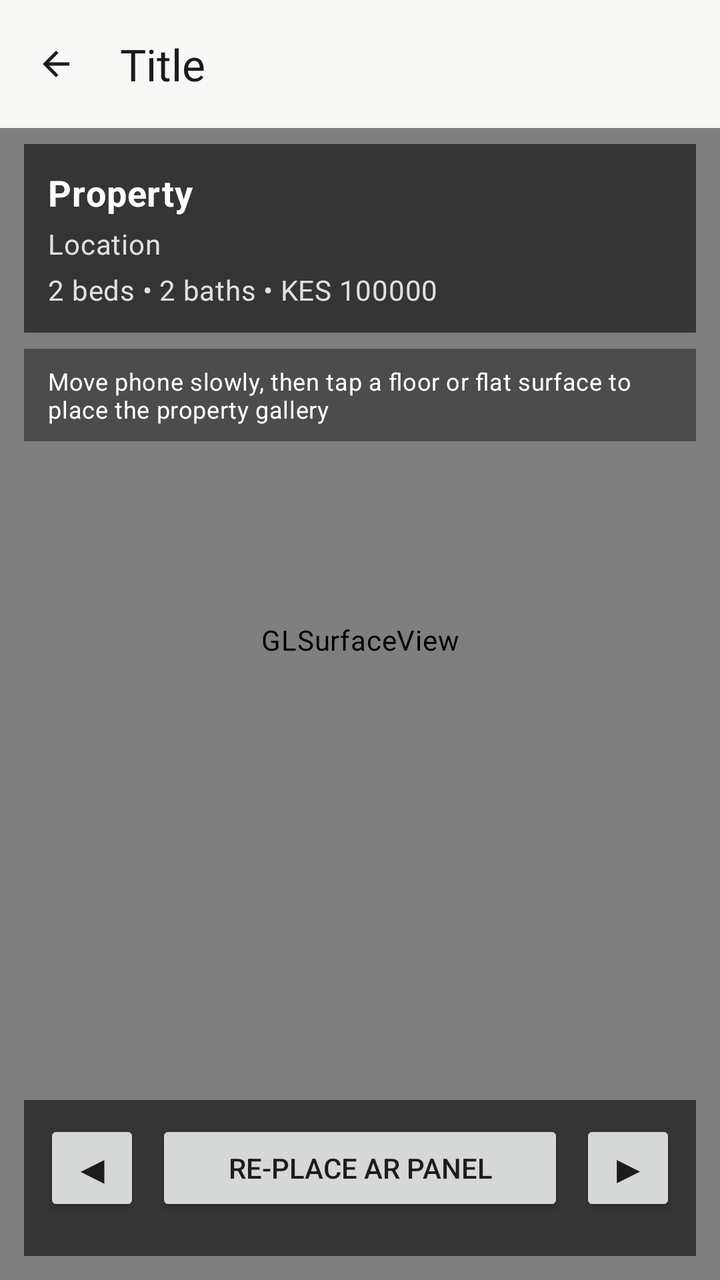
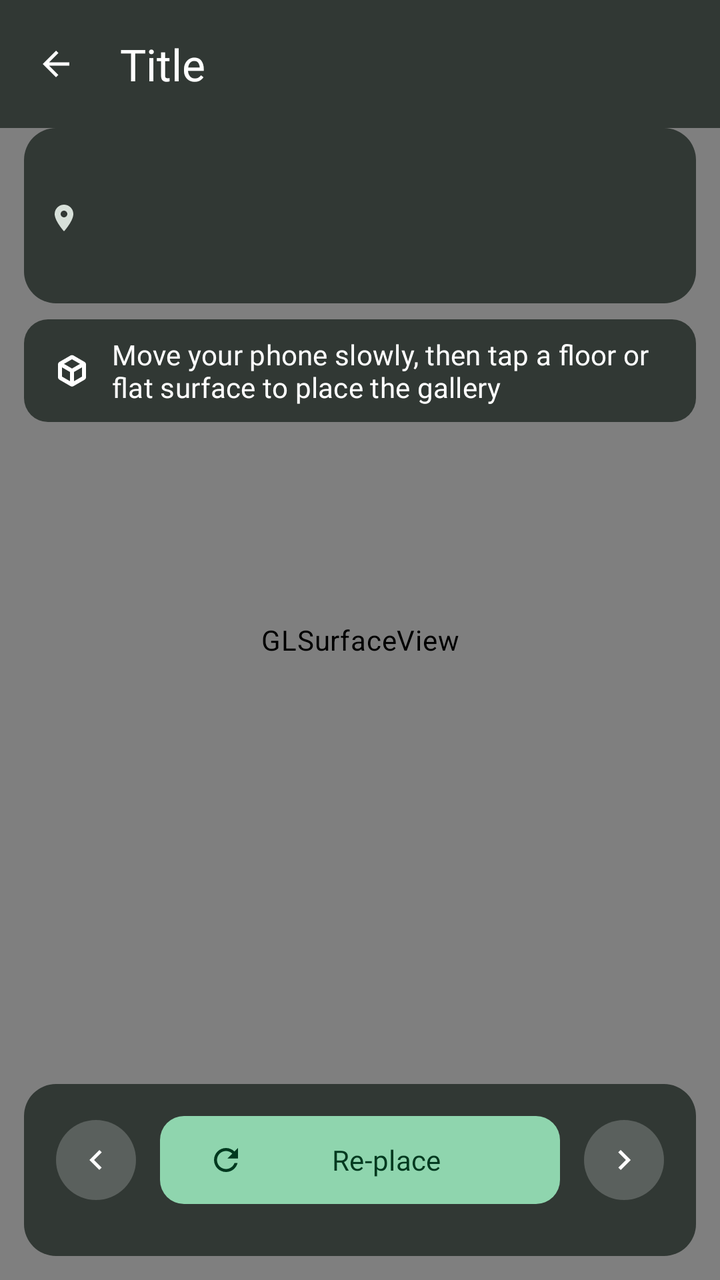

Before-and-after screenshots of an Android layout around one commit, followed by the original layout XML and the change that was made.
<!-- AndroidManifest.xml: application theme Theme.KodiWise -->
<!-- res/layout/activity_ar_view.xml -->
<?xml version="1.0" encoding="utf-8"?>
<FrameLayout xmlns:android="http://schemas.android.com/apk/res/android"
    android:id="@+id/arRoot"
    android:layout_width="match_parent"
    android:layout_height="match_parent"
    android:background="#000000">

    <android.opengl.GLSurfaceView
        android:id="@+id/glSurfaceView"
        android:layout_width="match_parent"
        android:layout_height="match_parent" />

    <LinearLayout
        android:layout_width="match_parent"
        android:layout_height="match_parent"
        android:orientation="vertical">

        <include layout="@layout/include_back_header" />

        <LinearLayout
            android:id="@+id/topInfoBar"
            android:layout_width="match_parent"
            android:layout_height="wrap_content"
            android:layout_marginStart="12dp"
            android:layout_marginTop="8dp"
            android:layout_marginEnd="12dp"
            android:background="#AA111111"
            android:orientation="vertical"
            android:padding="12dp">

            <TextView
                android:id="@+id/tvArTitle"
                android:layout_width="wrap_content"
                android:layout_height="wrap_content"
                android:text="Property"
                android:textColor="#FFFFFF"
                android:textSize="18sp"
                android:textStyle="bold" />

            <TextView
                android:id="@+id/tvArLocation"
                android:layout_width="wrap_content"
                android:layout_height="wrap_content"
                android:layout_marginTop="4dp"
                android:text="Location"
                android:textColor="#E0E0E0"
                android:textSize="14sp" />

            <TextView
                android:id="@+id/tvArMeta"
                android:layout_width="wrap_content"
                android:layout_height="wrap_content"
                android:layout_marginTop="4dp"
                android:text="2 beds • 2 baths • KES 100000"
                android:textColor="#E0E0E0"
                android:textSize="14sp" />
        </LinearLayout>

        <TextView
            android:id="@+id/tvArHint"
            android:layout_width="wrap_content"
            android:layout_height="wrap_content"
            android:layout_marginStart="12dp"
            android:layout_marginTop="8dp"
            android:layout_marginEnd="12dp"
            android:background="#66000000"
            android:paddingHorizontal="12dp"
            android:paddingVertical="8dp"
            android:text="Move phone slowly, then tap a floor or flat surface to place the property gallery"
            android:textColor="#FFFFFF"
            android:textSize="12sp" />
    </LinearLayout>

    <FrameLayout
        android:id="@+id/cardAnchor"
        android:layout_width="360dp"
        android:layout_height="270dp"
        android:layout_gravity="center"
        android:background="#F7FFFFFF"
        android:elevation="12dp"
        android:visibility="gone">

        <ImageView
            android:id="@+id/ivArPhoto"
            android:layout_width="match_parent"
            android:layout_height="match_parent"
            android:adjustViewBounds="false"
            android:background="#FFFFFF"
            android:contentDescription="AR property image"
            android:scaleType="centerCrop" />

        <Button
            android:id="@+id/btnFullscreen"
            android:layout_width="110dp"
            android:layout_height="40dp"
            android:layout_gravity="top|end"
            android:layout_margin="8dp"
            android:text="Fullscreen" />
    </FrameLayout>

    <LinearLayout
        android:id="@+id/bottomControls"
        android:layout_width="match_parent"
        android:layout_height="wrap_content"
        android:layout_gravity="bottom"
        android:layout_margin="12dp"
        android:background="#AA111111"
        android:orientation="vertical"
        android:padding="10dp">

        <LinearLayout
            android:layout_width="match_parent"
            android:layout_height="wrap_content"
            android:gravity="center_vertical"
            android:orientation="horizontal">

            <Button
                android:id="@+id/btnPrev"
                android:layout_width="48dp"
                android:layout_height="48dp"
                android:text="◀"
                android:textSize="20sp" />

            <Button
                android:id="@+id/btnResetAnchor"
                android:layout_width="0dp"
                android:layout_height="48dp"
                android:layout_marginStart="8dp"
                android:layout_marginEnd="8dp"
                android:layout_weight="1"
                android:text="Re-place AR panel" />

            <Button
                android:id="@+id/btnNext"
                android:layout_width="48dp"
                android:layout_height="48dp"
                android:text="▶"
                android:textSize="20sp" />
        </LinearLayout>

        <HorizontalScrollView
            android:id="@+id/thumbnailScroll"
            android:layout_width="match_parent"
            android:layout_height="wrap_content"
            android:layout_marginTop="10dp"
            android:scrollbars="none">

            <LinearLayout
                android:id="@+id/thumbnailStrip"
                android:layout_width="wrap_content"
                android:layout_height="wrap_content"
                android:orientation="horizontal" />
        </HorizontalScrollView>
    </LinearLayout>

</FrameLayout>
<!-- res/layout/include_back_header.xml (included above) -->
<?xml version="1.0" encoding="utf-8"?>
<LinearLayout xmlns:android="http://schemas.android.com/apk/res/android"
    xmlns:app="http://schemas.android.com/apk/res-auto"
    android:id="@+id/backHeaderRoot"
    android:layout_width="match_parent"
    android:layout_height="wrap_content"
    android:background="?android:attr/colorBackground"
    android:gravity="center_vertical"
    android:minHeight="64dp"
    android:orientation="horizontal"
    android:paddingStart="4dp"
    android:paddingEnd="16dp">

    <com.google.android.material.button.MaterialButton
        android:id="@+id/btnBackHeader"
        style="@style/Widget.Material3.Button.IconButton"
        android:layout_width="48dp"
        android:layout_height="48dp"
        android:contentDescription="@string/back"
        app:icon="@drawable/ic_arrow_back"
        app:iconTint="?attr/colorOnSurface" />

    <TextView
        android:id="@+id/tvHeaderTitle"
        android:layout_width="0dp"
        android:layout_height="wrap_content"
        android:layout_marginStart="8dp"
        android:layout_weight="1"
        android:ellipsize="end"
        android:singleLine="true"
        android:text="@string/header_title"
        android:textAppearance="?attr/textAppearanceTitleLarge"
        android:textColor="?attr/colorOnSurface" />
</LinearLayout>
<!-- resources referenced by this layout -->
<resources>
  <!-- unchanged entries left out for length: 67 -->
</resources>

<!-- the commit's change to res/layout/activity_ar_view.xml (unified diff, before → after) -->
@@ -1,158 +1,170 @@
 <?xml version="1.0" encoding="utf-8"?>
 <FrameLayout xmlns:android="http://schemas.android.com/apk/res/android"
+    xmlns:app="http://schemas.android.com/apk/res-auto"
     android:id="@+id/arRoot"
     android:layout_width="match_parent"
     android:layout_height="match_parent"
-    android:background="#000000">
+    android:background="@color/kw_media_bg"
+    android:theme="@style/ThemeOverlay.KodiWise.AR">
 
     <android.opengl.GLSurfaceView
         android:id="@+id/glSurfaceView"
         android:layout_width="match_parent"
         android:layout_height="match_parent" />
 
-    <LinearLayout
-        android:layout_width="match_parent"
-        android:layout_height="match_parent"
-        android:orientation="vertical">
-
-        <include layout="@layout/include_back_header" />
-
-        <LinearLayout
-            android:id="@+id/topInfoBar"
-            android:layout_width="match_parent"
-            android:layout_height="wrap_content"
-            android:layout_marginStart="12dp"
-            android:layout_marginTop="8dp"
-            android:layout_marginEnd="12dp"
-            android:background="#AA111111"
-            android:orientation="vertical"
-            android:padding="12dp">
-
-            <TextView
-                android:id="@+id/tvArTitle"
-                android:layout_width="wrap_content"
-                android:layout_height="wrap_content"
-                android:text="Property"
-                android:textColor="#FFFFFF"
-                android:textSize="18sp"
-                android:textStyle="bold" />
-
-            <TextView
-                android:id="@+id/tvArLocation"
-                android:layout_width="wrap_content"
-                android:layout_height="wrap_content"
-                android:layout_marginTop="4dp"
-                android:text="Location"
-                android:textColor="#E0E0E0"
-                android:textSize="14sp" />
-
-            <TextView
-                android:id="@+id/tvArMeta"
-                android:layout_width="wrap_content"
-                android:layout_height="wrap_content"
-                android:layout_marginTop="4dp"
-                android:text="2 beds • 2 baths • KES 100000"
-                android:textColor="#E0E0E0"
-                android:textSize="14sp" />
-        </LinearLayout>
-
-        <TextView
-            android:id="@+id/tvArHint"
-            android:layout_width="wrap_content"
-            android:layout_height="wrap_content"
-            android:layout_marginStart="12dp"
-            android:layout_marginTop="8dp"
-            android:layout_marginEnd="12dp"
-            android:background="#66000000"
-            android:paddingHorizontal="12dp"
-            android:paddingVertical="8dp"
-            android:text="Move phone slowly, then tap a floor or flat surface to place the property gallery"
-            android:textColor="#FFFFFF"
-            android:textSize="12sp" />
-    </LinearLayout>
-
+    
     <FrameLayout
         android:id="@+id/cardAnchor"
         android:layout_width="360dp"
         android:layout_height="270dp"
         android:layout_gravity="center"
-        android:background="#F7FFFFFF"
+        android:background="@drawable/bg_ar_card"
         android:elevation="12dp"
+        android:padding="4dp"
         android:visibility="gone">
 
-        <ImageView
+        <com.google.android.material.imageview.ShapeableImageView
             android:id="@+id/ivArPhoto"
             android:layout_width="match_parent"
             android:layout_height="match_parent"
             android:adjustViewBounds="false"
-            android:background="#FFFFFF"
-            android:contentDescription="AR property image"
-            android:scaleType="centerCrop" />
-
-        <Button
+            android:contentDescription="@string/cd_ar_photo"
+            android:scaleType="centerCrop"
+            app:shapeAppearanceOverlay="@style/ShapeAppearance.KodiWise.Medium" />
+
+        <com.google.android.material.button.MaterialButton
             android:id="@+id/btnFullscreen"
-            android:layout_width="110dp"
-            android:layout_height="40dp"
+            style="@style/Widget.KodiWise.Button.Icon"
+            android:layout_width="48dp"
+            android:layout_height="48dp"
             android:layout_gravity="top|end"
             android:layout_margin="8dp"
-            android:text="Fullscreen" />
+            android:contentDescription="@string/cd_fullscreen"
+            app:backgroundTint="@color/kw_ar_scrim"
+            app:icon="@drawable/ic_fullscreen"
+            app:iconTint="@color/kw_ar_on_scrim" />
     </FrameLayout>
 
-    <LinearLayout
-        android:id="@+id/bottomControls"
+    
+    <FrameLayout
         android:layout_width="match_parent"
-        android:layout_height="wrap_content"
-        android:layout_gravity="bottom"
-        android:layout_margin="12dp"
-        android:background="#AA111111"
-        android:orientation="vertical"
-        android:padding="10dp">
+        android:layout_height="match_parent"
+        android:fitsSystemWindows="true">
 
         <LinearLayout
             android:layout_width="match_parent"
             android:layout_height="wrap_content"
-            android:gravity="center_vertical"
-            android:orientation="horizontal">
-
-            <Button
-                android:id="@+id/btnPrev"
-                android:layout_width="48dp"
-                android:layout_height="48dp"
-                android:text="◀"
-                android:textSize="20sp" />
-
-            <Button
-                android:id="@+id/btnResetAnchor"
-                android:layout_width="0dp"
-                android:layout_height="48dp"
-                android:layout_marginStart="8dp"
-                android:layout_marginEnd="8dp"
-                android:layout_weight="1"
-                android:text="Re-place AR panel" />
-
-            <Button
-                android:id="@+id/btnNext"
-                android:layout_width="48dp"
-                android:layout_height="48dp"
-                android:text="▶"
-                android:textSize="20sp" />
+            android:layout_gravity="top"
+            android:orientation="vertical">
+
+            <include layout="@layout/include_back_header" />
+
+            <LinearLayout
+                android:id="@+id/topInfoBar"
+                style="@style/Widget.KodiWise.ArPanel"
+                android:layout_width="match_parent"
+                android:layout_height="wrap_content"
+                android:layout_marginHorizontal="12dp"
+                android:orientation="vertical">
+
+                <TextView
+                    android:id="@+id/tvArTitle"
+                    android:layout_width="wrap_content"
+                    android:layout_height="wrap_content"
+                    android:textAppearance="?attr/textAppearanceTitleMedium"
+                    android:textColor="@color/kw_ar_on_scrim" />
+
+                <TextView
+                    android:id="@+id/tvArLocation"
+                    android:layout_width="wrap_content"
+                    android:layout_height="wrap_content"
+                    android:layout_marginTop="2dp"
+                    android:drawablePadding="4dp"
+                    android:gravity="center_vertical"
+                    android:textAppearance="?attr/textAppearanceBodyMedium"
+                    android:textColor="@color/kw_ar_on_scrim_variant"
+                    app:drawableStartCompat="@drawable/ic_place_16"
+                    app:drawableTint="@color/kw_ar_on_scrim_variant" />
+
+                <TextView
+                    android:id="@+id/tvArMeta"
+                    android:layout_width="wrap_content"
+                    android:layout_height="wrap_content"
+                    android:layout_marginTop="2dp"
+                    android:textAppearance="?attr/textAppearanceBodyMedium"
+                    android:textColor="@color/kw_ar_on_scrim_variant" />
+            </LinearLayout>
+
+            <TextView
+                android:id="@+id/tvArHint"
+                style="@style/Widget.KodiWise.InfoChip"
+                android:layout_width="wrap_content"
+                android:layout_height="wrap_content"
+                android:layout_marginHorizontal="12dp"
+                android:layout_marginTop="8dp"
+                android:backgroundTint="@color/kw_ar_scrim"
+                android:text="@string/ar_hint_place"
+                android:textColor="@color/kw_ar_on_scrim"
+                app:drawableStartCompat="@drawable/ic_view_in_ar"
+                app:drawableTint="@color/kw_ar_on_scrim" />
         </LinearLayout>
 
-        <HorizontalScrollView
-            android:id="@+id/thumbnailScroll"
+        <LinearLayout
+            android:id="@+id/bottomControls"
+            style="@style/Widget.KodiWise.ArPanel"
             android:layout_width="match_parent"
             android:layout_height="wrap_content"
-            android:layout_marginTop="10dp"
-            android:scrollbars="none">
+            android:layout_gravity="bottom"
+            android:layout_margin="12dp"
+            android:orientation="vertical">
 
             <LinearLayout
-                android:id="@+id/thumbnailStrip"
-                android:layout_width="wrap_content"
-                android:layout_height="wrap_content"
-                android:orientation="horizontal" />
-        </HorizontalScrollView>
-    </LinearLayout>
-
+                android:layout_width="match_parent"
+                android:layout_height="wrap_content"
+                android:gravity="center_vertical"
+                android:orientation="horizontal">
+
+                <com.google.android.material.button.MaterialButton
+                    android:id="@+id/btnPrev"
+                    style="@style/Widget.KodiWise.Button.Icon"
+                    android:layout_width="48dp"
+                    android:layout_height="48dp"
+                    android:contentDescription="@string/cd_previous_photo"
+                    app:icon="@drawable/ic_chevron_left" />
+
+                <com.google.android.material.button.MaterialButton
+                    android:id="@+id/btnResetAnchor"
+                    android:layout_width="0dp"
+                    android:layout_height="wrap_content"
+                    android:layout_marginHorizontal="8dp"
+                    android:layout_weight="1"
+                    android:text="@string/ar_replace_panel"
+                    app:icon="@drawable/ic_refresh" />
+
+                <com.google.android.material.button.MaterialButton
+                    android:id="@+id/btnNext"
+                    style="@style/Widget.KodiWise.Button.Icon"
+                    android:layout_width="48dp"
+                    android:layout_height="48dp"
+                    android:contentDescription="@string/cd_next_photo"
+                    app:icon="@drawable/ic_chevron_right" />
+            </LinearLayout>
+
+            <HorizontalScrollView
+                android:id="@+id/thumbnailScroll"
+                android:layout_width="match_parent"
+                android:layout_height="wrap_content"
+                android:layout_marginTop="10dp"
+                android:scrollbars="none">
+
+                <LinearLayout
+                    android:id="@+id/thumbnailStrip"
+                    android:layout_width="wrap_content"
+                    android:layout_height="wrap_content"
+                    android:orientation="horizontal" />
+            </HorizontalScrollView>
+        </LinearLayout>
+    </FrameLayout>
 </FrameLayout>
 <!-- res/layout/include_back_header.xml (included above) -->
 <?xml version="1.0" encoding="utf-8"?>
<!-- resource entries referenced after the edit -->
@@ -1,5 +1,145 @@
 <!-- resources referenced by this layout -->
 <resources>
+  <color name="kw_ar_on_scrim">#FFFFFF</color>
+  <color name="kw_ar_on_scrim_variant">#D7E0D9</color>
+  <color name="kw_ar_scrim">#B3101A14</color>
+  <color name="kw_media_bg">#000000</color>
+  <!-- drawable bg_ar_card (drawable) -->
+  <?xml version="1.0" encoding="utf-8"?>
+  <shape xmlns:android="http://schemas.android.com/apk/res/android" android:shape="rectangle">
+      <corners android:radius="16dp" />
+      <solid android:color="@color/kw_ar_card" />
+  </shape>
+  <!-- drawable ic_chevron_left (drawable) -->
+  <?xml version="1.0" encoding="utf-8"?>
+  <vector xmlns:android="http://schemas.android.com/apk/res/android"
+      android:width="24dp"
+      android:height="24dp"
+      android:autoMirrored="true"
+      android:tint="?attr/colorControlNormal"
+      android:viewportWidth="24"
+      android:viewportHeight="24">
+      <path
+          android:fillColor="@android:color/white"
+          android:pathData="M15.41,7.41L14,6l-6,6 6,6 1.41,-1.41L10.83,12z" />
+  </vector>
+  <!-- drawable ic_chevron_right (drawable) -->
+  <?xml version="1.0" encoding="utf-8"?>
+  <vector xmlns:android="http://schemas.android.com/apk/res/android"
+      android:width="24dp"
+      android:height="24dp"
+      android:autoMirrored="true"
+      android:tint="?attr/colorControlNormal"
+      android:viewportWidth="24"
+      android:viewportHeight="24">
+      <path
+          android:fillColor="@android:color/white"
+          android:pathData="M10,6L8.59,7.41 13.17,12l-4.58,4.59L10,18l6,-6z" />
+  </vector>
+  <!-- drawable ic_fullscreen (drawable) -->
+  <?xml version="1.0" encoding="utf-8"?>
+  <vector xmlns:android="http://schemas.android.com/apk/res/android"
+      android:width="24dp"
+      android:height="24dp"
+      android:autoMirrored="false"
+      android:tint="?attr/colorControlNormal"
+      android:viewportWidth="24"
+      android:viewportHeight="24">
+      <path
+          android:fillColor="@android:color/white"
+          android:pathData="M7,14H5v5h5v-2H7v-3zM5,10h2V7h3V5H5v5zM17,17h-3v2h5v-5h-2v3zM14,5v2h3v3h2V5h-5z" />
+  </vector>
+  <!-- drawable ic_place_16 (drawable) -->
+  <?xml version="1.0" encoding="utf-8"?>
+  <vector xmlns:android="http://schemas.android.com/apk/res/android"
+      android:width="16dp"
+      android:height="16dp"
+      android:autoMirrored="false"
+      android:tint="?attr/colorControlNormal"
+      android:viewportWidth="24"
+      android:viewportHeight="24">
+      <path
+          android:fillColor="@android:color/white"
+          android:pathData="M12,2C8.13,2 5,5.13 5,9c0,5.25 7,13 7,13s7,-7.75 7,-13c0,-3.87 -3.13,-7 -7,-7zM12,11.5c-1.38,0 -2.5,-1.12 -2.5,-2.5s1.12,-2.5 2.5,-2.5 2.5,1.12 2.5,2.5 -1.12,2.5 -2.5,2.5z" />
+  </vector>
+  <!-- drawable ic_refresh (drawable) -->
+  <?xml version="1.0" encoding="utf-8"?>
+  <vector xmlns:android="http://schemas.android.com/apk/res/android"
+      android:width="24dp"
+      android:height="24dp"
+      android:autoMirrored="false"
+      android:tint="?attr/colorControlNormal"
+      android:viewportWidth="24"
+      android:viewportHeight="24">
+      <path
+          android:fillColor="@android:color/white"
+          android:pathData="M17.65,6.35C16.2,4.9 14.21,4 12,4c-4.42,0 -7.99,3.58 -7.99,8s3.57,8 7.99,8c3.73,0 6.84,-2.55 7.73,-6h-2.08c-0.82,2.33 -3.04,4 -5.65,4 -3.31,0 -6,-2.69 -6,-6s2.69,-6 6,-6c1.66,0 3.14,0.69 4.22,1.78L13,11h7V4l-2.35,2.35z" />
+  </vector>
+  <!-- drawable ic_view_in_ar (drawable) -->
+  <?xml version="1.0" encoding="utf-8"?>
+  <vector xmlns:android="http://schemas.android.com/apk/res/android"
+      android:width="24dp"
+      android:height="24dp"
+      android:autoMirrored="false"
+      android:tint="?attr/colorControlNormal"
+      android:viewportWidth="24"
+      android:viewportHeight="24">
+      <path
+          android:fillColor="@android:color/white"
+          android:pathData="M18.25,7.6l-5.5,-3.18c-0.46,-0.27 -1.04,-0.27 -1.5,0L5.75,7.6C5.29,7.87 5,8.36 5,8.9v6.35c0,0.54 0.29,1.03 0.75,1.3l5.5,3.18c0.46,0.27 1.04,0.27 1.5,0l5.5,-3.18c0.46,-0.27 0.75,-0.76 0.75,-1.3V8.9C19,8.36 18.71,7.87 18.25,7.6zM7,14.96v-4.62l4,2.32v4.61L7,14.96zM12,10.93L8,8.61l4,-2.31l4,2.31L12,10.93zM13,17.27v-4.61l4,-2.32v4.62L13,17.27z" />
+  </vector>
+  <string name="ar_hint_place">Move your phone slowly, then tap a floor or flat surface to place the gallery</string>
+  <string name="ar_replace_panel">Re-place</string>
+  <string name="cd_ar_photo">Listing photo placed in AR</string>
+  <string name="cd_fullscreen">Open full screen</string>
+  <string name="cd_next_photo">Next photo</string>
+  <string name="cd_previous_photo">Previous photo</string>
+  <style name="ThemeOverlay.KodiWise.AR" parent="ThemeOverlay.Material3.Dark">
+          <item name="android:colorBackground">@color/kw_ar_scrim</item>
+          <item name="colorOnSurface">@color/kw_ar_on_scrim</item>
+          <item name="colorOnSurfaceVariant">@color/kw_ar_on_scrim_variant</item>
+          <item name="colorPrimary">@color/kw_ar_primary</item>
+          <item name="colorOnPrimary">@color/kw_ar_on_primary</item>
+          <item name="colorSecondaryContainer">@color/kw_ar_tonal</item>
+          <item name="colorOnSecondaryContainer">@color/kw_ar_on_scrim</item>
+          <item name="android:textColorPrimary">@color/kw_ar_on_scrim</item>
+      </style>
+  <style name="Widget.KodiWise.ArPanel" parent="">
+          <item name="android:background">@drawable/bg_ar_panel</item>
+          <item name="android:padding">12dp</item>
+      </style>
+  <style name="Widget.KodiWise.Button.Icon" parent="Widget.Material3.Button.IconButton.Filled.Tonal">
+          <item name="android:minWidth">48dp</item>
+          <item name="android:minHeight">48dp</item>
+      </style>
+  <style name="Widget.KodiWise.InfoChip" parent="">
+          <item name="android:background">@drawable/bg_info_chip</item>
+          <item name="android:paddingStart">12dp</item>
+          <item name="android:paddingEnd">16dp</item>
+          <item name="android:paddingTop">8dp</item>
+          <item name="android:paddingBottom">8dp</item>
+          <item name="android:drawablePadding">8dp</item>
+          <item name="android:gravity">center_vertical</item>
+          <item name="android:minHeight">40dp</item>
+          <item name="android:textAppearance">@style/TextAppearance.KodiWise.LabelLarge</item>
+      </style>
+  <color name="kw_ar_card">#FFFFFF</color>
+  <color name="kw_ar_primary">#8FD5AE</color>
+  <color name="kw_ar_on_primary">#00391F</color>
+  <color name="kw_ar_tonal">#33FFFFFF</color>
+  <!-- drawable bg_ar_panel (drawable) -->
+  <?xml version="1.0" encoding="utf-8"?>
+  <shape xmlns:android="http://schemas.android.com/apk/res/android" android:shape="rectangle">
+      <corners android:radius="16dp" />
+      <solid android:color="@color/kw_ar_scrim" />
+  </shape>
+  <!-- drawable bg_info_chip (drawable) -->
+  <?xml version="1.0" encoding="utf-8"?>
+  <shape xmlns:android="http://schemas.android.com/apk/res/android" android:shape="rectangle">
+      <corners android:radius="12dp" />
+      <solid android:color="@color/kw_neutral_chip" />
+  </shape>
+  <color name="kw_neutral_chip">#E1E3DF</color>
   <!-- unchanged entries left out for length: 67 -->
 </resources>
 
